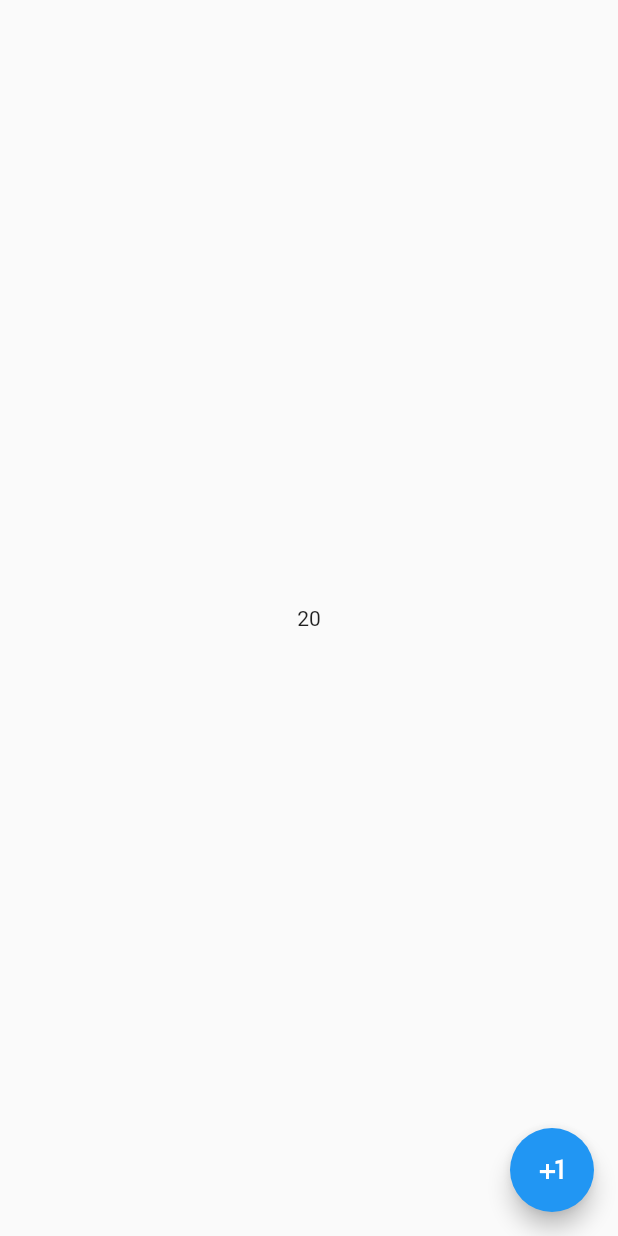
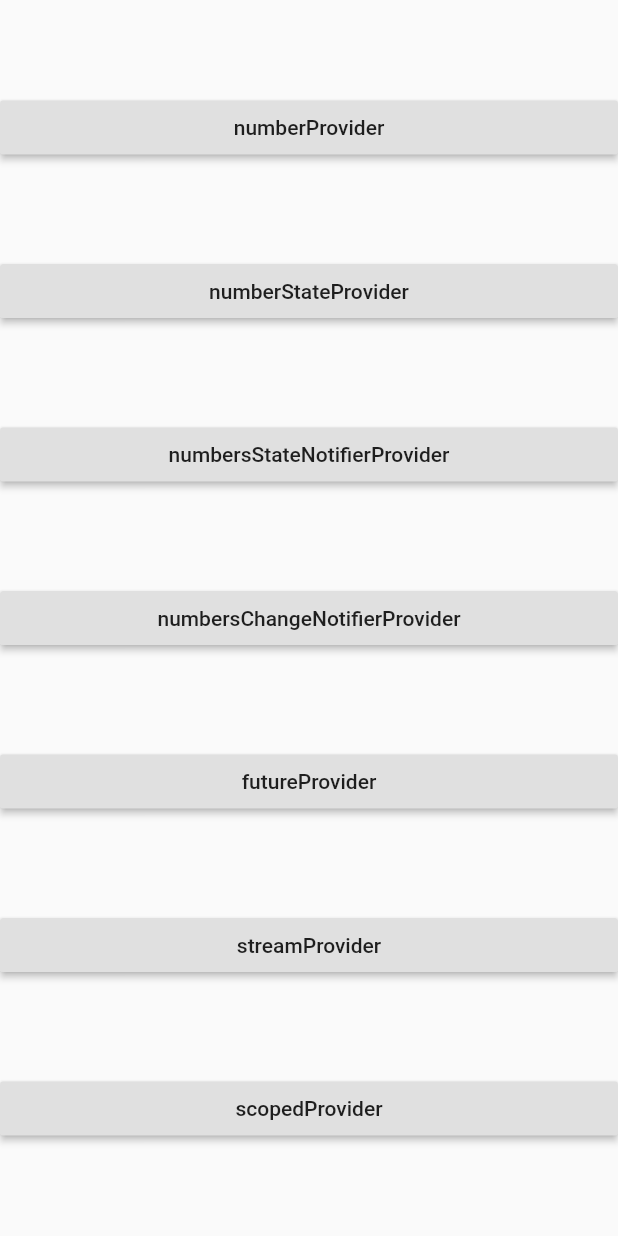
Before and after one commit to nank1ro/flutter-learn, a Flutter app: the screen it shows after launch, on a phone screen of 412 x 824 dp. Run offline on Flutter 3.47's test engine with Material 2 defaults, Android fonts, the phone set to English and light mode, and no system bars; our stand-ins replace flutter_riverpod.

Commit message:
add all provider implementations

```diff
--- a/learn_riverpod/lib/main.dart
+++ b/learn_riverpod/lib/main.dart
@@ -1,19 +1,26 @@
 import 'package:flutter/material.dart';
 import 'package:flutter_riverpod/flutter_riverpod.dart';
+import 'package:learn_riverpod/pages/number_future_provider.dart';
+import 'package:learn_riverpod/pages/number_provider.dart';
+import 'package:learn_riverpod/pages/number_scoped_provider.dart';
+import 'package:learn_riverpod/pages/number_state_provider.dart';
+import 'package:learn_riverpod/pages/numbers_change_notifier_provider.dart';
+import 'package:learn_riverpod/pages/numbers_state_notifier_provider.dart';
+import 'package:learn_riverpod/pages/number_stream_provider.dart';
 
 void main() {
   runApp(ProviderScope(child: MyApp()));
 }
 
-// Basic provider example.
-final numberProvider = Provider<int>((ref) {
-  return 10;
-});
-
-// Basic number state provider.
-final numberStateProvider = StateProvider<int>((ref) {
-  return 20;
-});
+final Map<String, Widget> pages = {
+  "numberProvider": NumberProvider(),
+  "numberStateProvider": NumberStateProvider(),
+  "numbersStateNotifierProvider": NumbersStateNotifierProvider(),
+  "numbersChangeNotifierProvider": NumbersChangeNotifierProvider(),
+  "futureProvider": NumberFutureProvider(),
+  "streamProvider": NumberStreamProvider(),
+  "scopedProvider": NumberScopedProvider(),
+};
 
 class MyApp extends StatelessWidget {
   // This widget is the root of your application.
@@ -29,27 +36,28 @@ class MyApp extends StatelessWidget {
   }
 }
 
-class MyHomePage extends ConsumerWidget {
+class MyHomePage extends StatelessWidget {
   @override
-  Widget build(BuildContext context, ScopedReader watch) {
-    final number = watch(numberProvider);
-    final numberState = watch(numberStateProvider).state;
-
+  Widget build(BuildContext context) {
     return Scaffold(
-      body: Center(
-        child: Text('$numberState'),
-      ),
-      floatingActionButton: FloatingActionButton(
-        onPressed: () => increment(context),
-        child: Icon(
-          Icons.plus_one,
-        ),
+      body: Column(
+        mainAxisAlignment: MainAxisAlignment.spaceEvenly,
+        crossAxisAlignment: CrossAxisAlignment.stretch,
+        mainAxisSize: MainAxisSize.max,
+        children: pages.entries
+            .map(
+              (entry) => RaisedButton(
+                child: Text(entry.key),
+                onPressed: () {
+                  Navigator.of(context).push(
+                    MaterialPageRoute(
+                        builder: (BuildContext context) => entry.value),
+                  );
+                },
+              ),
+            )
+            .toList(),
       ),
     );
   }
-
-  /// Used to increment the value of the number and to see changes.
-  void increment(BuildContext context) {
-    context.read(numberStateProvider).state++;
-  }
 }
--- /dev/null
+++ b/learn_riverpod/lib/pages/number_provider.dart
@@ -0,0 +1,25 @@
+import 'package:flutter/material.dart';
+import 'package:flutter_riverpod/flutter_riverpod.dart';
+
+// Basic provider example.
+final numberProvider = Provider<int>((ref) {
+  return 11;
+});
+
+class NumberProvider extends StatelessWidget {
+  const NumberProvider({Key key}) : super(key: key);
+
+  @override
+  Widget build(BuildContext context) {
+    return Scaffold(
+      appBar: AppBar(
+        title: Text("Number Provider"),
+      ),
+      body: Center(
+        child: Text(
+          context.read(numberProvider).toString(),
+        ),
+      ),
+    );
+  }
+}
```
Also changed, not shown: learn_riverpod/lib/pages/number_future_provider.dart (added, +29 -0 lines), learn_riverpod/lib/pages/number_scoped_provider.dart (added, +38 -0 lines), learn_riverpod/lib/pages/number_state_provider.dart (added, +33 -0 lines), learn_riverpod/lib/pages/number_stream_provider.dart (added, +30 -0 lines), learn_riverpod/lib/pages/numbers_change_notifier_provider.dart (added, +58 -0 lines), learn_riverpod/lib/pages/numbers_state_notifier_provider.dart (added, +48 -0 lines).
